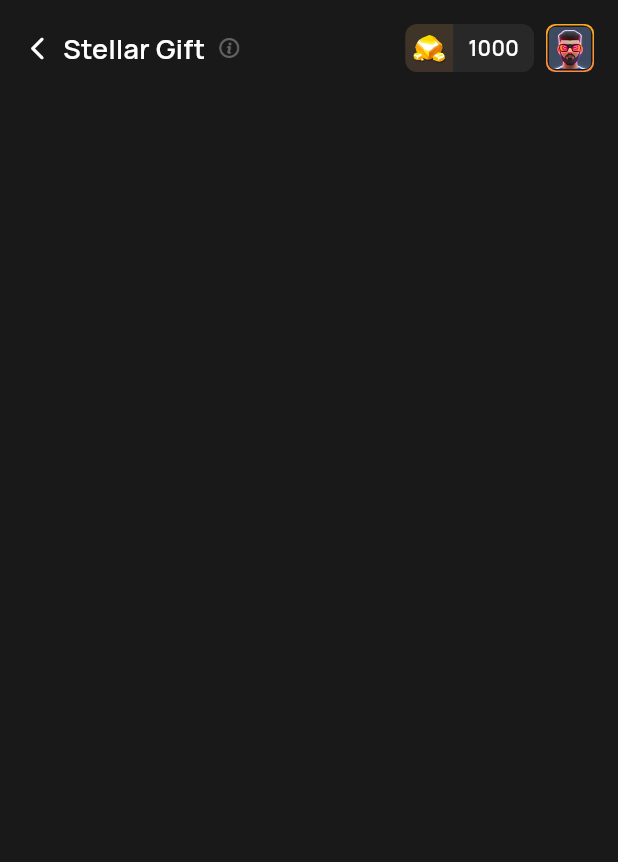
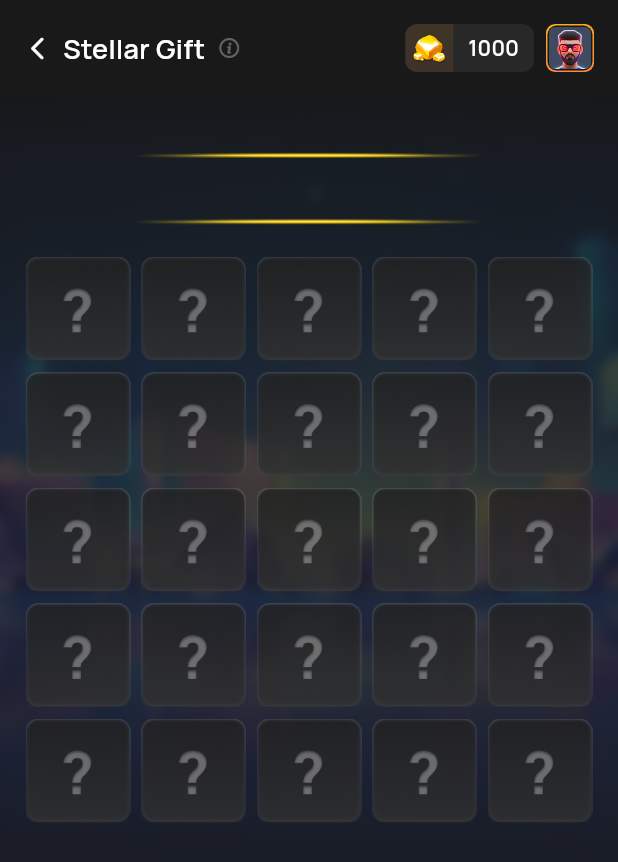
Before and after one commit to cctip/flutter_starry_luck, a Flutter app: the screen it shows after launch, after a tap on "Stellar Gift", on a phone screen of 412 x 824 dp. Shown: the top 862 px of the screen. Run offline on Flutter 3.47's test engine with Material 3 defaults, Android fonts, the phone set to English and light mode, and no system bars; our stand-ins replace get, shared_preferences.

Commit message:
feat: update

```diff
--- a/lib/pages/games/nebula_rush.dart
+++ b/lib/pages/games/nebula_rush.dart
@@ -16,11 +16,12 @@ class NebulaRushState extends State<NebulaRush> {
   Widget build(BuildContext context) {
     return Material(
       child: Container(
-        color: Color(0xFF191919),
+        color: Color(0xFF212121),
         child: Column(
           children: [
             PageHeader(title: 'Nebula Rush'),
             ContentBox(),
+
           ],
         ),
       ),
--- a/lib/pages/games/stellar_gift.dart
+++ b/lib/pages/games/stellar_gift.dart
@@ -21,6 +21,7 @@ class StellarGiftState extends State<StellarGift> {
           children: [
             PageHeader(title: 'Stellar Gift'),
             ContentBox(),
+            DataBox()
           ],
         ),
       ),
@@ -28,6 +29,42 @@ class StellarGiftState extends State<StellarGift> {
   }
 
   Widget ContentBox() {
-    return Container();
+    return Container(
+      width: MediaQuery.of(context).size.width,
+      height: 540,
+      padding: EdgeInsets.symmetric(vertical: 32),
+      decoration: BoxDecoration(
+        image: DecorationImage(image: AssetImage('assets/images/game_stellar_gift/bg.png'), fit: BoxFit.cover)
+      ),
+      child: Column(children: [
+        Image.asset('assets/images/game_stellar_gift/cambo_border.png', height: 59),
+        SizedBox(height: 16),
+        Wrap(
+          spacing: 7,
+          runSpacing: 7,
+          children: List.generate(25, (index) => Container(
+            width: 70,
+            height: 70,
+            child: Image.asset('assets/images/game_stellar_gift/blind_box.png'),
+          )),
+        )
+      ]),
+    );
+  }
+
+  Widget DataBox() {
+    return Expanded(child: Container(
+      padding: EdgeInsets.symmetric(vertical: 24, horizontal: 16),
+      color: Color(0xFF212121),
+      child: Column(children: [
+        Container(
+          height: 48,
+          decoration: BoxDecoration(
+            color: Color(0xFF282828),
+            borderRadius: BorderRadius.circular(8)
+          ),
+        )
+      ])
+    ));
   }
 }
--- a/lib/widget/page_header.dart
+++ b/lib/widget/page_header.dart
@@ -14,9 +14,9 @@ class PageHeaderState extends State<PageHeader> {
   Widget build(BuildContext context) {
     return Material(
       color: Color(0xFF191919),
-      child: SafeArea(child: Container(
-        height: 64,
-        padding: EdgeInsets.symmetric(horizontal: 16),
+      child: Container(
+        height: 64 + MediaQuery.of(context).padding.top,
+        padding: EdgeInsets.only(left: 16, right: 16, top: MediaQuery.of(context).padding.top),
         child: Row(
           children: [
             GestureDetector(
@@ -82,7 +82,7 @@ class PageHeaderState extends State<PageHeader> {
             )
           ],
         ),
-      ))
+      )
     );
   }
 }
```
Also changed, not shown: lib/pages/games/frostflare.dart (+22 -1 lines), assets/images/game_frostflare/bg.png (added), assets/images/game_frostflare/blind_box.png (added), assets/images/game_stellar_gift/bg.png (added), assets/images/game_stellar_gift/blind_box.png (added), assets/images/game_stellar_gift/cambo_border.png (added).
